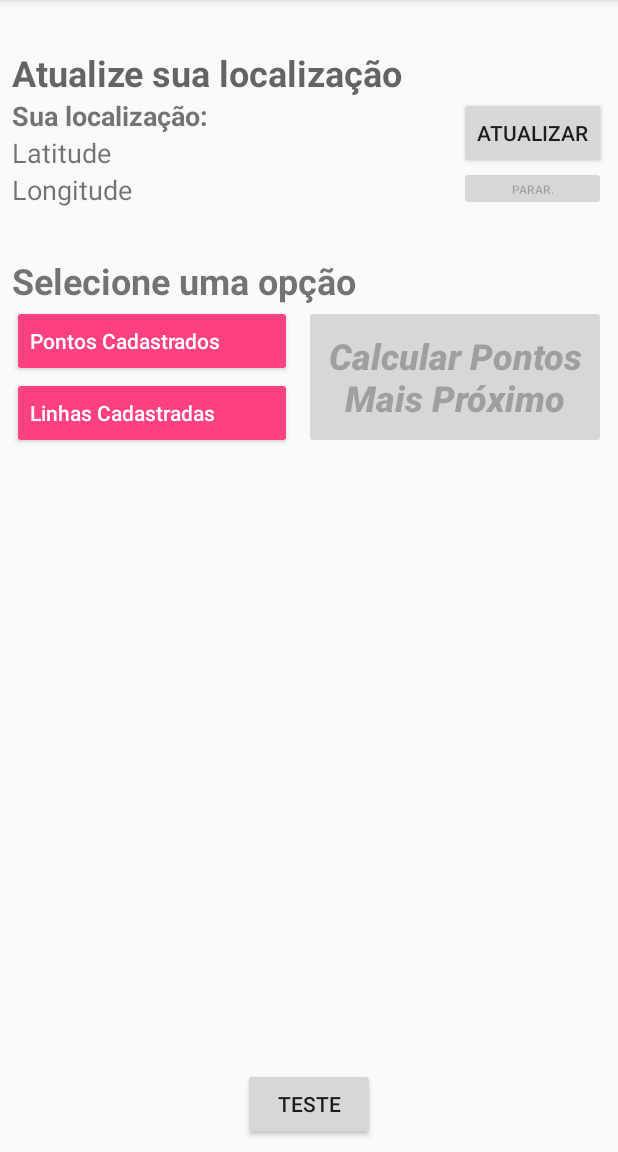
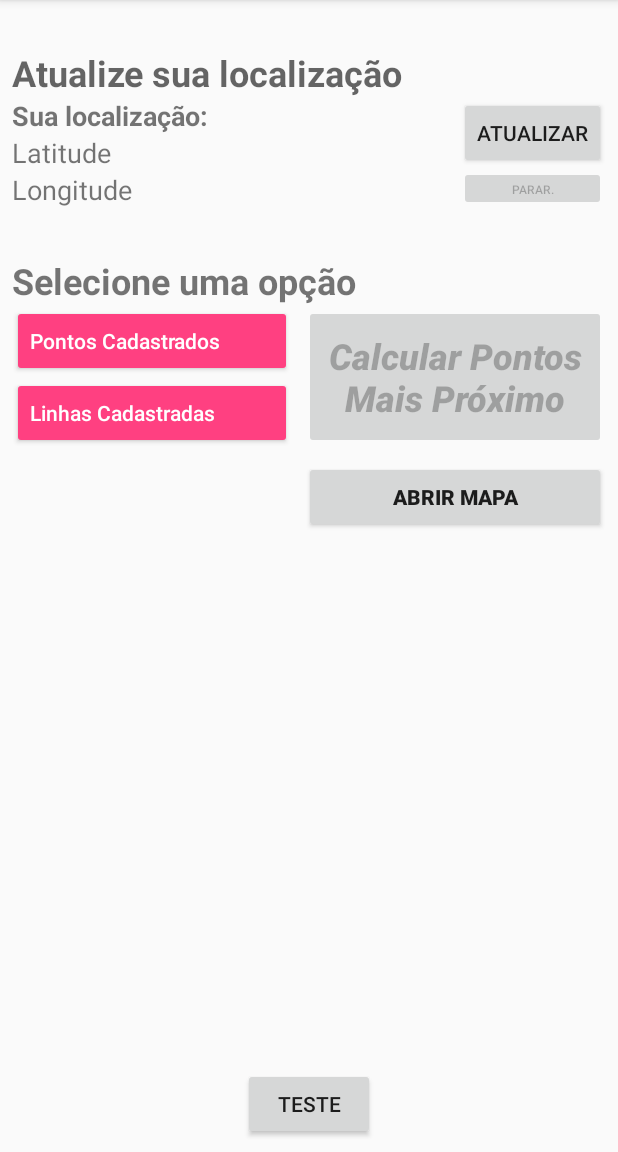
Before and after one commit to dlfrutos/TCC, an Android app: the screen it shows after launch (MainActivity), on a phone screen of 412 x 824 dp, the part 84-1236 px from its top. Run offline under Robolectric (Android 15) with nearby library versions, the phone set to English and light mode, and no system bars.

Commit message:
implementado mapa

```diff
--- a/app-android/AppBusaoV2/app/src/main/java/com/example/daniel/jsontest2/Activities/1.MainActivity.kt
+++ b/app-android/AppBusaoV2/app/src/main/java/com/example/daniel/jsontest2/Activities/1.MainActivity.kt
@@ -14,8 +14,10 @@ import android.widget.Toast
 import com.example.daniel.jsontest2.Modelos.PontosFeed
 import com.example.daniel.jsontest2.R
 import com.example.daniel.jsontest2.referencia.CourseActivity
+import com.example.daniel.jsontest2.referencia.CourseLessonActivity
 import com.google.android.gms.location.*
 import com.google.gson.GsonBuilder
+import kotlinx.android.synthetic.main.activity_course_lesson.*
 import kotlinx.android.synthetic.main.activity_main.*
 import okhttp3.*
 import java.io.FileReader
@@ -40,7 +42,7 @@ class MainActivity : AppCompatActivity() {
         const val LOC_LAT = "loc_lat"
         const val LOC_LON = "loc_lon"
         var JSON_ATUAL: PontosFeed? = null
-        lateinit var sb:String
+        lateinit var sb: String
     }
 
     override fun onCreate(savedInstanceState: Bundle?) {
@@ -71,9 +73,10 @@ class MainActivity : AppCompatActivity() {
                 BD_NET = BD_NET?.replace("\t", "")
 
                 //construir objeto a partir do JSON
-                try { JSON_NET = GsonBuilder().create().fromJson(BD_NET, PontosFeed::class.java)}
-                catch (e: java.lang.Exception){
-                    val snackbar = Snackbar.make(main_layout,"Falha no JSON.", Snackbar.LENGTH_LONG)
+                try {
+                    JSON_NET = GsonBuilder().create().fromJson(BD_NET, PontosFeed::class.java)
+                } catch (e: java.lang.Exception) {
+                    val snackbar = Snackbar.make(main_layout, "Falha no JSON.", Snackbar.LENGTH_LONG)
                     snackbar.show()
                 }
 
@@ -147,6 +150,11 @@ class MainActivity : AppCompatActivity() {
             startActivity(intent4)
         }
 
+        btn_AbrirMapa.setOnClickListener() {
+            val intent5 = Intent(this, CourseLessonActivity::class.java)
+            startActivity(intent5)
+        }
+
     }
 
     override fun onRequestPermissionsResult(requestCode: Int, permissions: Array<out String>, grantResults: IntArray) {
@@ -206,7 +214,7 @@ class MainActivity : AppCompatActivity() {
             BD_ATUAL = BD_ATUAL?.replace("\r", "")
             BD_ATUAL = BD_ATUAL?.replace("\n", "")
             BD_ATUAL = BD_ATUAL?.replace("\t", "")
-            sb= BD_ATUAL
+            sb = BD_ATUAL
 
             //construir objeto a partir do JSON
             JSON_ATUAL = gson.fromJson(BD_ATUAL, PontosFeed::class.java)
--- a/app-android/AppBusaoV2/app/src/main/java/com/example/daniel/jsontest2/referencia/CourseDetailActivity.kt
+++ b/app-android/AppBusaoV2/app/src/main/java/com/example/daniel/jsontest2/referencia/CourseDetailActivity.kt
@@ -96,7 +96,8 @@ class CourseDetailActivity : AppCompatActivity() {
             customView.setOnClickListener {
                 //                println("Attemp to load")
                 val intent = Intent(customView.context, CourseLessonActivity::class.java)
-                intent.putExtra(COURSE_LESSON_LINK, courseLesson?.link)
+                //intent.putExtra(COURSE_LESSON_LINK, courseLesson?.link)
+                intent.putExtra(COURSE_LESSON_LINK, "https://drive.google.com/open?id=1PP1Z8g7GrI0CdSwEP0ftbt777YJLUHX0&usp=sharing")
                 customView.context.startActivity(intent)
             }
         }
--- a/app-android/AppBusaoV2/app/src/main/res/layout/activity_main.xml
+++ b/app-android/AppBusaoV2/app/src/main/res/layout/activity_main.xml
@@ -161,4 +161,16 @@
         app:layout_constraintStart_toStartOf="parent"
         app:layout_constraintTop_toBottomOf="@+id/txt_Location_Longitude" />
 
+    <Button
+        android:id="@+id/btn_AbrirMapa"
+        android:layout_width="0dp"
+        android:layout_height="wrap_content"
+        android:layout_marginTop="8dp"
+        android:layout_marginEnd="8dp"
+        android:text="ABRIR MAPA"
+        android:textStyle="bold"
+        app:layout_constraintEnd_toEndOf="parent"
+        app:layout_constraintStart_toStartOf="@+id/btn_BuscaPontoMaisProximo"
+        app:layout_constraintTop_toBottomOf="@+id/btn_BuscaPontoMaisProximo" />
+
 </android.support.constraint.ConstraintLayout>
```
Also changed, not shown: app-android/AppBusaoV2/app/src/main/java/com/example/daniel/jsontest2/referencia/CourseLessonActivity.kt (+1 -6 lines).
